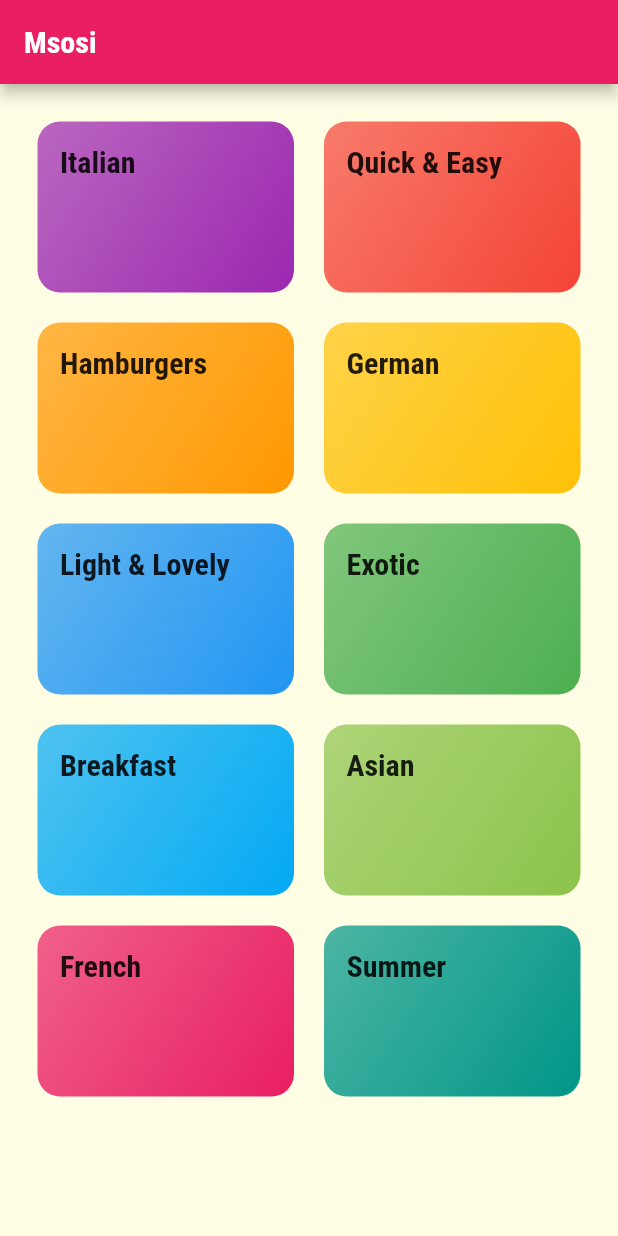
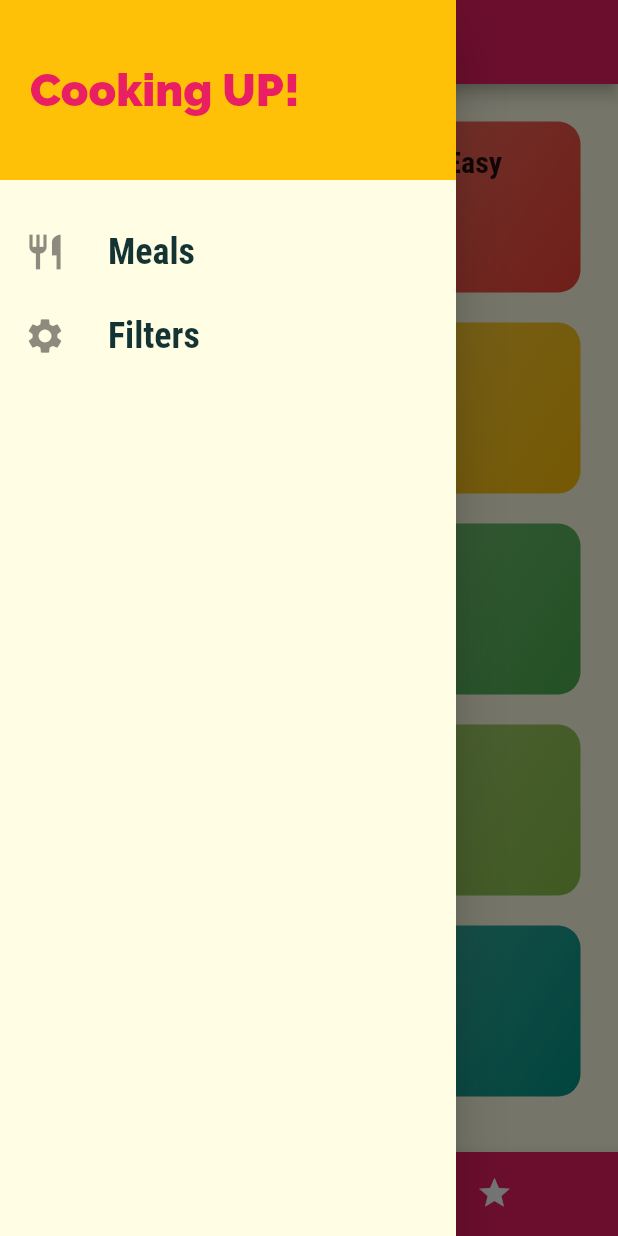
Before and after one commit to Madope24/msosiapp, a Flutter app: the screen it shows after launch, with the side drawer open (before the commit the screen has no drawer), on a phone screen of 412 x 824 dp. Run offline on Flutter 3.47's test engine with Material 2 defaults, Android fonts, the phone set to English and light mode, and no system bars; missing offline and left inert: dart:ffi.

```diff
--- a/lib/main.dart
+++ b/lib/main.dart
@@ -1,4 +1,6 @@
 import 'package:flutter/material.dart';
+import 'package:order/screens/filters_screen.dart';
+import 'package:order/screens/tabs_screen.dart';
 import 'package:order/screens//categories_screen.dart';
 import 'package:order/screens//category_meals_screen.dart';
 import 'package:order/screens/meal_detail_screen.dart';
@@ -34,9 +36,10 @@ class MyApp extends StatelessWidget {
       // home: CategoriesScreen(),
 
       routes: {
-          '/': (ctx) => CategoriesScreen(),
+          '/': (ctx) => TabsScreen(),
         CategoryMealsScreen.routeName: (ctx) => CategoryMealsScreen(),
         MealDetailScreen.routeName: (ctx) => MealDetailScreen(),
+        FilterScreen.routeName: (ctx) => FilterScreen(),
       },
     );
   }
--- a/lib/meal_item.dart
+++ b/lib/meal_item.dart
@@ -11,6 +11,7 @@ class MealItem extends StatelessWidget {
   final int duration;
   final Complexity complexity;
   final Affordability affordability;
+  final Function removeItem;
 
   MealItem({
   @required this.id,
@@ -19,6 +20,7 @@ class MealItem extends StatelessWidget {
   @required this.duration,
   @required this.complexity,
   @required this.affordability,
+    @required this.removeItem
   });
 
   String get complexityText {
--- a/lib/screens/categories_screen.dart
+++ b/lib/screens/categories_screen.dart
@@ -7,11 +7,7 @@ class CategoriesScreen extends StatelessWidget {
   // const CategoriesScreen({Key? key}) : super(key: key);
   @override
   Widget build(BuildContext context) {
-    return Scaffold(
-      appBar: AppBar(title: const Text('Msosi')
-
-      ),
-      body: GridView(
+    return GridView(
         padding: const EdgeInsets.all(25),
         children: DUMMY_CATEGORIES
             .map((catData) => CategoryItem(
@@ -26,7 +22,7 @@ class CategoriesScreen extends StatelessWidget {
           crossAxisSpacing: 20,
           mainAxisSpacing: 20,
         ),
-      ) ,
-    );
+      );
+
   }
 }
--- /dev/null
+++ b/lib/screens/tabs_screen.dart
@@ -0,0 +1,64 @@
+import 'dart:ffi';
+
+import 'package:flutter/material.dart';
+import 'package:order/screens/categories_screen.dart';
+import 'package:order/screens/favourites_screen.dart';
+import 'package:order/widgets/main_drawer.dart';
+
+class TabsScreen extends StatefulWidget {
+  //const TabsScreen({Key? key}) : super(key: key);
+
+  @override
+  State<TabsScreen> createState() => _TabsScreenState();
+}
+
+class _TabsScreenState extends State<TabsScreen> {
+  final List<Map<String,Object>> _pages = [
+    {'page': CategoriesScreen(), 'title': 'Categories'},
+    {'page': FavouritesScreen(), 'title': 'Your Favourites'},
+  ];
+  int _selectedPageIndex = 0;
+
+
+  void _selectPage(int index){
+     setState(() {
+       _selectedPageIndex = index;
+     });
+  }
+
+  @override
+  Widget build(BuildContext context) {
+    return Scaffold(
+      appBar: AppBar(
+        title: Text(_pages[_selectedPageIndex]['title']),
+        ),
+      drawer: MainDrawer(),
+      body: _pages[_selectedPageIndex]['page'],
+
+      bottomNavigationBar: BottomNavigationBar(
+        onTap:_selectPage,
+
+        unselectedItemColor: Colors.white,
+        selectedItemColor: Theme.of(context).accentColor,
+        type: BottomNavigationBarType.shifting,
+        currentIndex: _selectedPageIndex,
+
+        items: [
+          BottomNavigationBarItem(
+            backgroundColor: Theme.of(context).primaryColor,
+             icon: Icon(Icons.category),
+             title: Text('Categories'),
+    ),
+          BottomNavigationBarItem(
+            backgroundColor: Theme.of(context).primaryColor,
+             icon: Icon(Icons.star),
+             title: Text('Favourites'),
+     ),
+
+    ],
+    ),
+    );
+
+
+  }
+}
--- /dev/null
+++ b/lib/widgets/main_drawer.dart
@@ -0,0 +1,68 @@
+import 'dart:ui';
+
+import 'package:flutter/material.dart';
+import 'package:order/screens/filters_screen.dart';
+
+
+class MainDrawer extends StatelessWidget {
+ // const MainDrawer({Key? key}) : super(key: key);
+
+  Widget buildListTile(String title, IconData icon, Function tapHandler) {
+    return ListTile(
+        leading:
+        Icon(icon,
+        size: 28,),
+    title: Text(
+    title,
+    style: TextStyle(
+    fontFamily: 'RobotoCondensed',
+    fontSize: 24,
+    fontWeight: FontWeight.bold,
+    ),
+    ),
+    onTap: tapHandler,
+    );
+  }
+
+  @override
+  Widget build(BuildContext context) {
+    return Drawer(
+      child: Column(
+        children: <Widget>[
+          Container(
+            height: 120,
+            width: double.infinity,
+            padding: EdgeInsets.all(20),
+            alignment: Alignment.centerLeft,
+            color: Theme.of(context).accentColor,
+            child: Text('Cooking UP!', style: TextStyle(
+              fontWeight: FontWeight.w900,
+              fontSize: 30,
+              color: Theme.of(context).primaryColor
+
+            ),),
+          ),
+          SizedBox(
+            height: 20,
+          ),
+          buildListTile('Meals',
+              Icons.restaurant,
+              (){
+            Navigator.of(context).pushReplacementNamed('/');
+
+              }),
+
+          buildListTile('Filters',
+              Icons.settings,
+                  () {
+            Navigator.of(context).pushReplacementNamed(FilterScreen.routeName);
+                  } ),
+
+
+        ],
+
+      ),
+
+    );
+  }
+}
```
Also changed, not shown: lib/screens/category_meals_screen.dart (+46 -20 lines), lib/screens/favourites_screen.dart (added, +11 -0 lines), lib/screens/filters_screen.dart (added, +19 -0 lines), lib/screens/meal_detail_screen.dart (+11 -1 lines), lib/widgets/meal_item.dart (+171 -0 lines).
